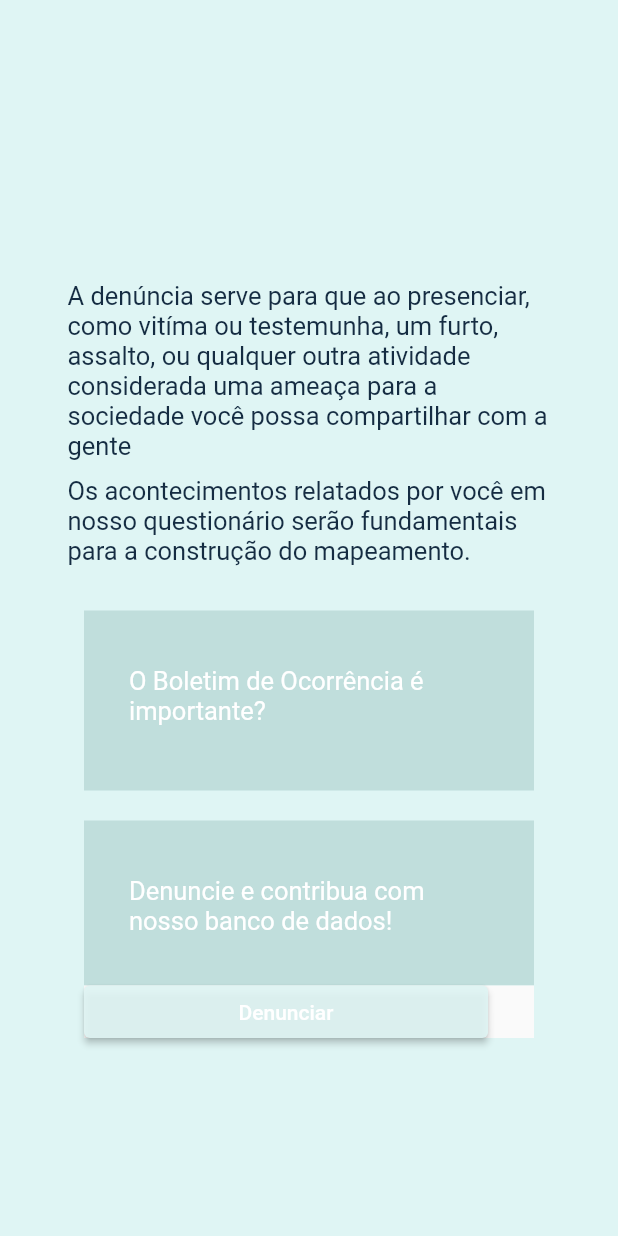
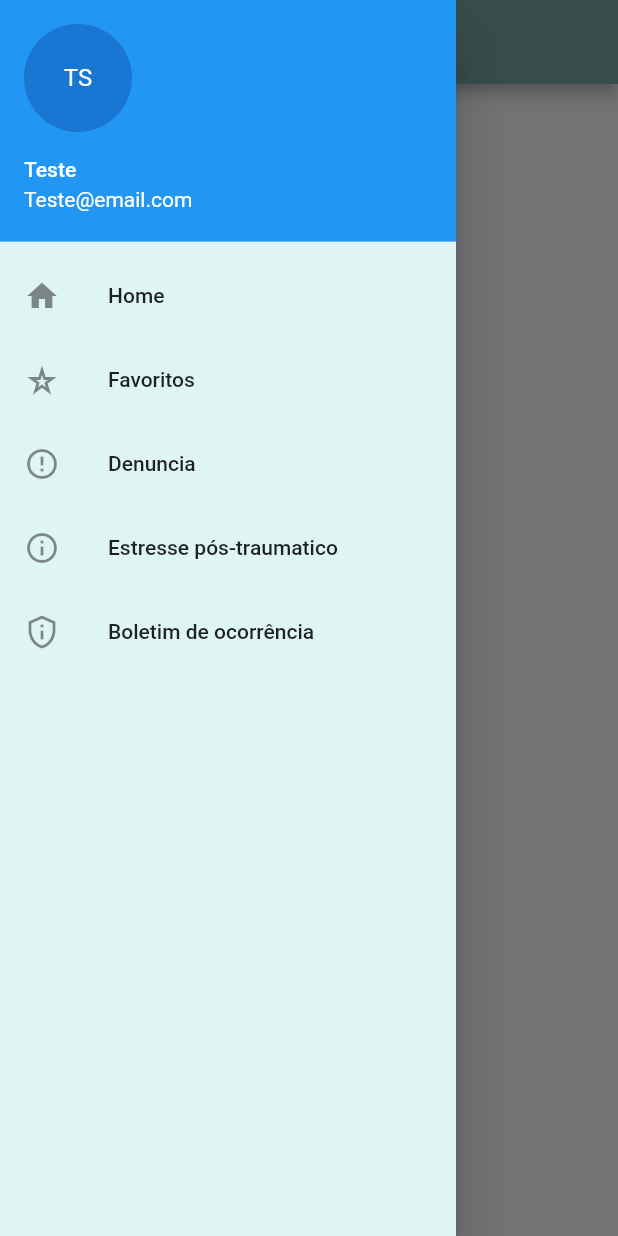
Before and after one commit to lavianii/Tcc-Front-End, a Flutter app: the screen it shows after launch, with the side drawer open (before the commit the screen has no drawer), on a phone screen of 412 x 824 dp. Run offline on Flutter 3.47's test engine with Material 2 defaults, Android fonts, the phone set to English and light mode, and no system bars.

Commit message:
Tela Inicial v1

```diff
--- a/flutter_application/lib/components/TelaDenuncia.dart
+++ b/flutter_application/lib/components/TelaDenuncia.dart
@@ -13,19 +13,25 @@ class TelaDenuncia extends StatelessWidget {
 
   @override
   Widget build(BuildContext context) {
-    return (Scaffold(
+    return Scaffold(
+      appBar: AppBar(
+        elevation: 0,
+        backgroundColor: const Color(0xffDFF5F4) ,
+        foregroundColor: const Color(0xff000000),
+
+      ),
       backgroundColor: const Color(0xffDFF5F4),
 
       body: Padding(
         padding: const EdgeInsets.fromLTRB(45, 50, 45, 0),
 
         child: Column(
-          mainAxisAlignment: MainAxisAlignment.center,
+
           children: const [
 
             Paragrafo(
               texto: 'A denúncia serve para que ao presenciar, como vitíma ou testemunha, um furto, assalto, ou qualquer outra atividade considerada uma ameaça para a sociedade você possa compartilhar com a gente',
-              padding:  5),
+              padding:  0),
 
             Paragrafo(
               texto: 'Os acontecimentos relatados por você em nosso questionário serão fundamentais para a construção do mapeamento.',
@@ -82,13 +88,13 @@ class TelaDenuncia extends StatelessWidget {
                 opacity: 0,
                 child:
                   BotaoPadrao(
-                    paddingLeft: 103,
+                    paddingLeft: 118,
                     paddingTop: 10,
-                    paddingRight: 103,
+                    paddingRight: 118,
                     paddingBottom: 10,
-                    colorBackground: 0xffDFF5F4,
-                    opacity: 0.90,
-                    colorText: 0xffffffff,
+                    colorBackground: 0xfffffff,
+                    opacity: 0.0,
+                    colorText: 0xff152C42,
                     text: 'Denunciar',
 
               ),
@@ -96,6 +102,6 @@ class TelaDenuncia extends StatelessWidget {
           ],
         ),
       ),
-    ));
+    );
   }
 }
--- /dev/null
+++ b/flutter_application/lib/components/TelaInicial.dart
@@ -0,0 +1,114 @@
+import 'package:flutter/material.dart';
+import 'package:flutter/src/foundation/key.dart';
+import 'package:flutter/src/widgets/framework.dart';
+import './TelaDenuncia.dart';
+import './TelaBoletimDeOcorrencia.dart';
+
+
+class TelaInicial extends StatefulWidget {
+  const TelaInicial({Key? key}) : super(key: key);
+
+  @override
+  State<TelaInicial> createState() => _TelaInicial();
+}
+
+class _TelaInicial extends State<TelaInicial> {
+  @override
+  Widget build(BuildContext context) {
+    return(Scaffold(
+      appBar: AppBar(
+        backgroundColor: const Color(0xff77A8A6),
+      ),
+      drawer: Drawer(
+        backgroundColor: const Color(0xffDFF5F4),
+        child: ListView(
+          padding: EdgeInsets.zero,
+          children: <Widget>[
+
+            const UserAccountsDrawerHeader(
+
+              accountEmail: Text("Teste@email.com"),
+              accountName: Text("Teste"),
+              currentAccountPicture: CircleAvatar(
+                child: Text("TS"),
+              ),
+            ),
+
+          //Tela inicial
+            ListTile(
+              leading: const Icon(Icons.home),
+              title: const Text("Home"),
+              onTap: () {
+                Navigator.push(
+                context,
+                  MaterialPageRoute(
+                    builder: (context) => const TelaInicial(),
+                  ),
+                );
+              },
+            ),
+
+          //Favoritos ***** ainda nao tenho
+            ListTile(
+              leading: const Icon(Icons.star_rate_outlined),
+              title: const Text("Favoritos"),
+              onTap: () {
+                Navigator.push(
+                  context,
+                    MaterialPageRoute(
+                    builder: (context) => const TelaInicial(),
+                   ),
+                 );
+              },
+            ),
+
+          //Tela denuncia
+            ListTile(
+              leading: const Icon(Icons.error_outline),
+              title: const Text("Denuncia"),
+              onTap: () {
+                Navigator.push(
+                  context,
+                  MaterialPageRoute(
+                    builder: (context) => const TelaDenuncia(),
+                  ),
+               );
+              },
+            ),
+
+          //Tela estresse pos traumatico **** ainda nao tenho
+            ListTile(
+              leading: const Icon(Icons.info_outline ),
+              title: const Text("Estresse pós-traumatico"),
+              onTap: () {
+                Navigator.push(
+                  context,
+                    MaterialPageRoute(
+                      builder: (context) => const TelaDenuncia(),
+                    ),
+                  );
+               },
+             ),
+
+            //Boletim de ocorrencia
+            ListTile(
+              leading: const Icon(Icons.privacy_tip_outlined ),
+              title:  const Text("Boletim de ocorrência"),
+              onTap: () {
+                Navigator.push(
+                  context,
+                    MaterialPageRoute(
+                      builder: (context) => const TelaBoletimDeOcorrencia(),
+                    ),
+                  );
+               },
+             ),
+
+
+           ],
+         ),
+       ),
+      )
+    );
+  }
+}
--- a/flutter_application/lib/components/templates/BotaoPadrao.dart
+++ b/flutter_application/lib/components/templates/BotaoPadrao.dart
@@ -37,6 +37,7 @@ class BotaoPadrao extends StatelessWidget {
           ),
           primary: Color(colorBackground).withOpacity(opacity),
           onPrimary: Color(colorText),
+          elevation: 0,
         ),
         onPressed: (() {}),
         child: Text(text),
--- a/flutter_application/lib/components/templates/Cards.dart
+++ b/flutter_application/lib/components/templates/Cards.dart
@@ -1,7 +1,7 @@
 
 import 'package:flutter/material.dart';
 
-class Cards extends StatelessWidget {
+class Cards extends StatefulWidget {
 
    final color;
    final double width;
@@ -24,15 +24,20 @@ class Cards extends StatelessWidget {
               required this.opacity,}) : super(key: key);
 
   @override
+  State<Cards> createState() => _CardsState();
+}
+
+class _CardsState extends State<Cards> {
+  @override
   Widget build(BuildContext context) {
     return (
         Container(
-          width: width,
-          height: height,
-          color: Color(color).withOpacity(opacity),
-          margin: EdgeInsets.fromLTRB(marginLeft, marginTop, marginRight, marginBottom),
-          padding: EdgeInsets.fromLTRB(paddingLeft,paddingTop,paddingRight,paddingBottom),
-          child: child,
+          width: widget.width,
+          height: widget.height,
+          color: Color(widget.color).withOpacity(widget.opacity),
+          margin: EdgeInsets.fromLTRB(widget.marginLeft, widget.marginTop, widget.marginRight, widget.marginBottom),
+          padding: EdgeInsets.fromLTRB(widget.paddingLeft,widget.paddingTop,widget.paddingRight,widget.paddingBottom),
+          child: widget.child,
       )
     );
   }
--- a/flutter_application/lib/main.dart
+++ b/flutter_application/lib/main.dart
@@ -1,7 +1,9 @@
 import 'package:flutter/material.dart';
+import 'package:flutter_application/components/Cadastro.dart';
 import 'package:flutter_application/components/Login.dart';
 import 'package:flutter_application/components/TelaDenuncia.dart';
 import 'components/TelaBoletimDeOcorrencia.dart';
+import 'components/TelaInicial.dart';
 
 void main() {
   runApp(
@@ -22,6 +24,6 @@ class MyApp extends StatefulWidget {
 class _MyAppState extends State<MyApp> {
   @override
   Widget build(BuildContext context) {
-    return const TelaDenuncia();
+    return const TelaInicial();
   }
 }
--- a/flutter_application/pubspec.yaml
+++ b/flutter_application/pubspec.yaml
@@ -34,7 +34,7 @@ dependencies:
   # The following adds the Cupertino Icons font to your application.
   # Use with the CupertinoIcons class for iOS style icons.
   cupertino_icons: ^1.0.2
-  url_launcher: ^6.1.5
+
 
 
 dev_dependencies:
```
Also changed, not shown: flutter_application/lib/components/TelaBoletimDeOcorrencia.dart (+15 -9 lines), flutter_application/pubspec.lock, 4 other files.
